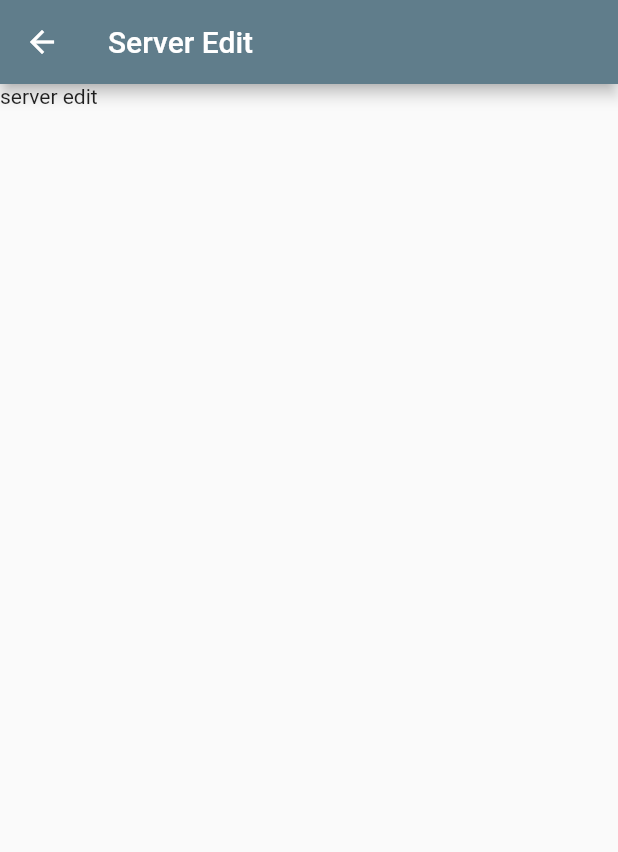
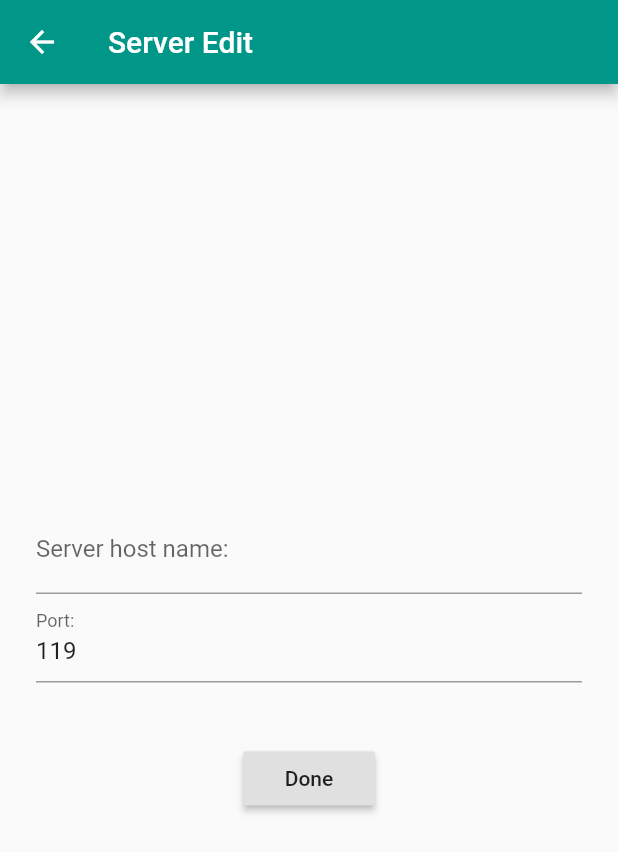
Before and after one commit to alesanmanoweb/newsgroup_usenet, a Flutter app: the ServerEdit screen opened by its route, on a phone screen of 412 x 824 dp. Shown: the top 852 px of the screen. Run offline on Flutter 3.47's test engine with Material 2 defaults, Android fonts, the phone set to English and light mode, and no system bars.

Commit message:
Added form to enter a server

```diff
--- a/lib/main.dart
+++ b/lib/main.dart
@@ -4,7 +4,7 @@ import 'server_edit.dart';
 
 void main() => runApp(MaterialApp(
   theme: ThemeData(
-        primarySwatch: Colors.blueGrey,
+        primarySwatch: Colors.teal,
         visualDensity: VisualDensity.adaptivePlatformDensity,
       ),
   routes: {
--- a/lib/server_edit.dart
+++ b/lib/server_edit.dart
@@ -12,17 +12,76 @@ class ServerEdit extends StatefulWidget {
 }
 
 class _ServerEditState extends State<ServerEdit> {
+  String hostName;
+  int port;
+  final GlobalKey<FormState> _formKey = GlobalKey<FormState>();
+
   @override
   Widget build(BuildContext context) {
     return Scaffold(
       appBar: AppBar(
         title: Text('Server Edit'),
       ),
-      body: Text("server edit"),
-      // Column
-        // hostname
-        // port
-        // button OK
+      body: Container(
+        margin: EdgeInsets.all(24),
+        child: Form(
+          key: _formKey,
+          child: Column(
+            mainAxisAlignment: MainAxisAlignment.center,
+            children: <Widget>[
+              TextFormField(
+                decoration: InputDecoration(labelText: 'Server host name:'),
+                keyboardType: TextInputType.url,
+                validator: (String value) {
+                  if (value.isEmpty) {
+                    return 'Host name is required';
+                  }
+                  return null;
+                },
+                onSaved: (String value) {
+                  hostName = value;
+                },
+              ),
+              TextFormField(
+                decoration: InputDecoration(labelText: 'Port:'),
+                keyboardType: TextInputType.number,
+                initialValue: '119',
+                validator: (String value) {
+                  if (value.isEmpty) {
+                    return 'Port is required';
+                  }
+                  else {
+                    int port = int.tryParse(value);
+                    if(port <= 0 || port > (1 << 16)) {
+                      return 'Invalid port number';
+                    }
+                  }
+                  return null;
+                },
+                onSaved: (String value) {
+                  port = int.tryParse(value);
+                },
+              ),
+              SizedBox(height: 40),
+              RaisedButton(
+                child: Text(
+                    'Done',
+                  ),
+                  onPressed: () {
+                    if (!_formKey.currentState.validate()) {
+                      return;
+                    }
+                    _formKey.currentState.save();
+
+                    print(hostName);
+                    print(port);
+                  },
+                )
+            ],
+            )
+
+        ),
+      )
     );
   }
 }
```
